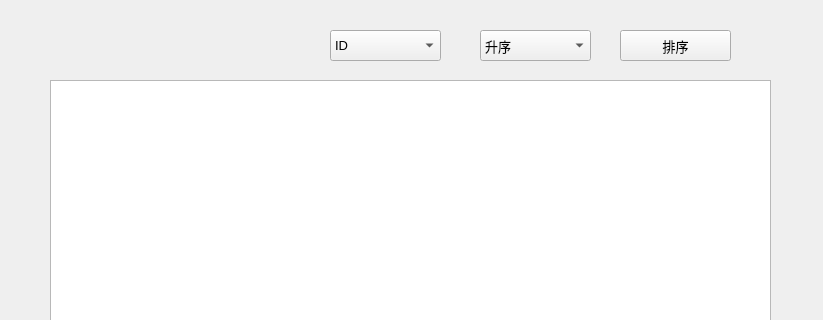
First picture: the form in teamcontrol.ui, repository lilns1/CompetitionTeamInformaSystem, before the edit; both pictures show x 0 to 823 and y 0 to 320 of the 823 by 600 pixel window.
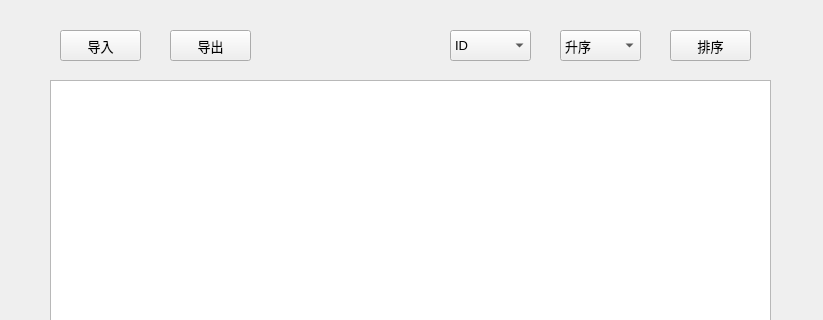
Second picture: the form after the edit. Icons and pictures are not drawn.

The edit to the form file:
```diff
--- a/teamcontrol.ui
+++ b/teamcontrol.ui
@@ -31,9 +31,9 @@
   <widget class="QComboBox" name="sortbyBox">
    <property name="geometry">
     <rect>
-     <x>330</x>
+     <x>450</x>
      <y>30</y>
-     <width>111</width>
+     <width>81</width>
      <height>31</height>
     </rect>
    </property>
@@ -76,9 +76,9 @@
   <widget class="QComboBox" name="orderBox">
    <property name="geometry">
     <rect>
-     <x>480</x>
+     <x>560</x>
      <y>30</y>
-     <width>111</width>
+     <width>81</width>
      <height>31</height>
     </rect>
    </property>
@@ -101,9 +101,9 @@
   <widget class="QPushButton" name="sortButton">
    <property name="geometry">
     <rect>
-     <x>620</x>
+     <x>670</x>
      <y>30</y>
-     <width>111</width>
+     <width>81</width>
      <height>31</height>
     </rect>
    </property>
@@ -335,6 +335,50 @@
      <normaloff>:/new/prefix1/image/refresh.png</normaloff>:/new/prefix1/image/refresh.png</iconset>
    </property>
   </widget>
+  <widget class="QPushButton" name="inputButton">
+   <property name="geometry">
+    <rect>
+     <x>60</x>
+     <y>30</y>
+     <width>81</width>
+     <height>31</height>
+    </rect>
+   </property>
+   <property name="font">
+    <font>
+     <pointsize>10</pointsize>
+    </font>
+   </property>
+   <property name="text">
+    <string>导入</string>
+   </property>
+   <property name="icon">
+    <iconset resource="pic.qrc">
+     <normaloff>:/new/prefix1/image/input.png</normaloff>:/new/prefix1/image/input.png</iconset>
+   </property>
+  </widget>
+  <widget class="QPushButton" name="outputButton">
+   <property name="geometry">
+    <rect>
+     <x>170</x>
+     <y>30</y>
+     <width>81</width>
+     <height>31</height>
+    </rect>
+   </property>
+   <property name="font">
+    <font>
+     <pointsize>10</pointsize>
+    </font>
+   </property>
+   <property name="text">
+    <string>导出</string>
+   </property>
+   <property name="icon">
+    <iconset resource="pic.qrc">
+     <normaloff>:/new/prefix1/image/output.png</normaloff>:/new/prefix1/image/output.png</iconset>
+   </property>
+  </widget>
  </widget>
  <resources>
   <include location="pic.qrc"/>
```
